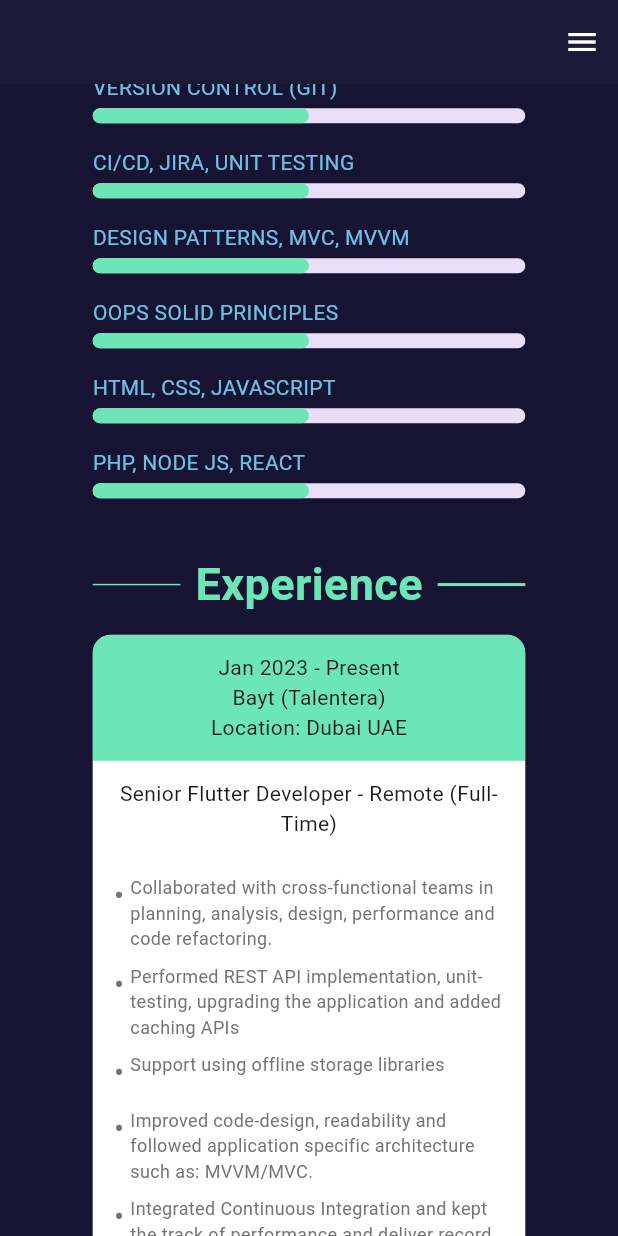
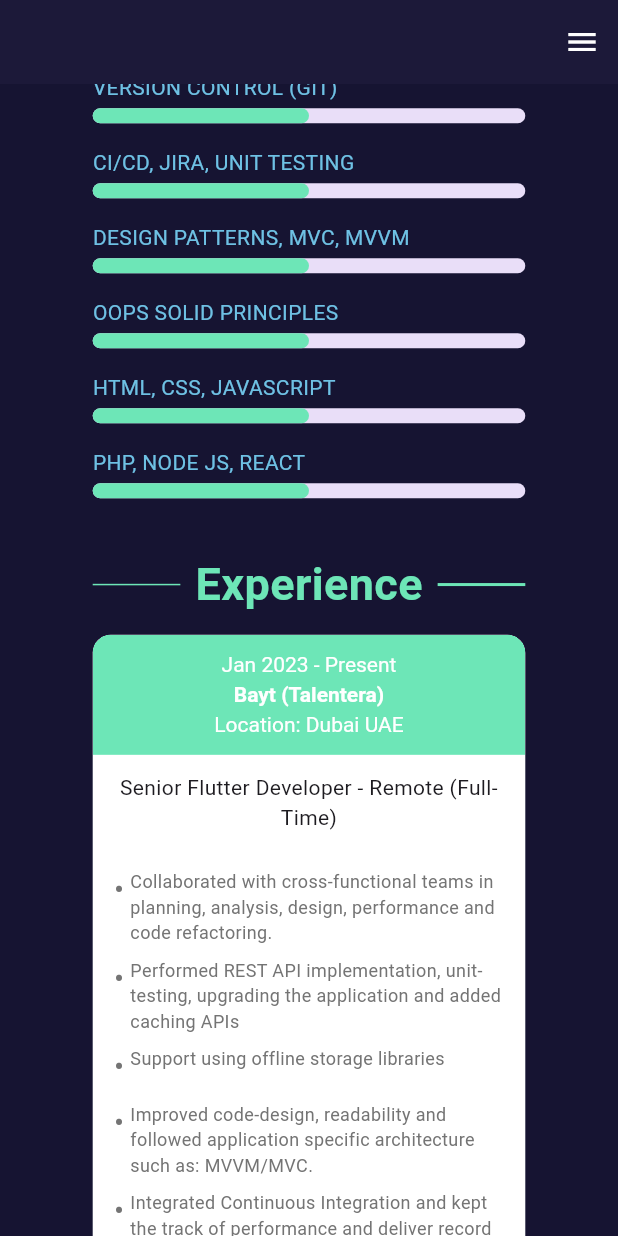
Before and after one commit to hammadparveez/app, a Flutter app: the screen it shows after launch, scrolled down 2304 dp, on a phone screen of 412 x 824 dp. Run offline on Flutter 3.47's test engine with Material 2 defaults, Android fonts, the light colour scheme and no system bars; our stand-ins replace carousel_slider.

Commit message:
fix experience heading style

```diff
--- a/lib/screens/home/components/experience.dart
+++ b/lib/screens/home/components/experience.dart
@@ -113,12 +113,22 @@ class ExperienceSection extends StatelessWidget {
                       width: double.infinity,
                       color: AppColors.heading1,
                       padding: const EdgeInsets.symmetric(vertical: 12),
-                      child: Column(
-                        children: [
-                          Text(exp['date']),
-                          Text(exp['company']),
-                          Text('Location: ${exp['location']}'),
-                        ],
+                      child: DefaultTextStyle(
+                        style: TextStyle(color: Colors.white),
+                        child: Column(
+                          children: [
+                            Text(exp['date']),
+                            Padding(
+                              padding:
+                                  const EdgeInsets.symmetric(vertical: 4.0),
+                              child: Text(
+                                exp['company'],
+                                style: TextStyle(fontWeight: FontWeight.bold),
+                              ),
+                            ),
+                            Text('Location: ${exp['location']}'),
+                          ],
+                        ),
                       ),
                     ),
                     //Body Section
```
